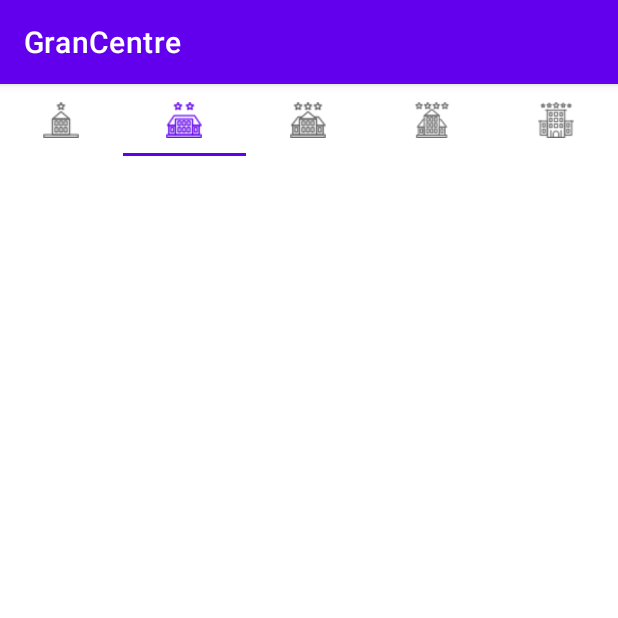
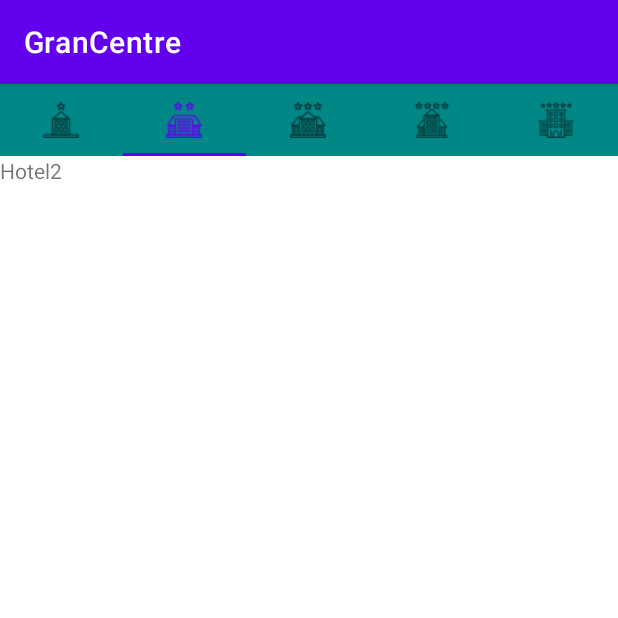
Before and after one commit to dev-aserra/GranCentre, an Android app: the ActivityHotel screen opened directly, with no data from a screen before it, tab 2 chosen, on a phone screen of 412 x 824 dp, the top half of it. Run offline under Robolectric (Android 15) with nearby library versions, the phone set to English and light mode, and no system bars.

Commit message:
Creacio dels fragments dels hotels.

```diff
--- a/app/build.gradle
+++ b/app/build.gradle
@@ -34,6 +34,7 @@ dependencies {
     implementation 'com.google.android.material:material:1.2.1'
     implementation 'androidx.constraintlayout:constraintlayout:2.0.4'
     implementation 'androidx.cardview:cardview:1.0.0'
+    implementation 'androidx.legacy:legacy-support-v4:1.0.0'
     testImplementation 'junit:junit:4.+'
     androidTestImplementation 'androidx.test.ext:junit:1.1.2'
     androidTestImplementation 'androidx.test.espresso:espresso-core:3.3.0'
--- a/app/src/main/java/com/example/grancentre/ActivityHotel.java
+++ b/app/src/main/java/com/example/grancentre/ActivityHotel.java
@@ -1,14 +1,63 @@
 package com.example.grancentre;
 
 import androidx.appcompat.app.AppCompatActivity;
+import androidx.viewpager.widget.PagerAdapter;
+import androidx.viewpager.widget.ViewPager;
 
 import android.os.Bundle;
 
+import com.example.grancentre.FragmentsHotel.PageAdapter;
+import com.google.android.material.tabs.TabItem;
+import com.google.android.material.tabs.TabLayout;
+
 public class ActivityHotel extends AppCompatActivity {
+    private ViewPager viewPager;
+    private TabLayout tabLayout;
+    private TabItem hotel1,hotel2,hotel3,hotel4,hotel5;
+    public PagerAdapter PageAdapter;
 
     @Override
     protected void onCreate(Bundle savedInstanceState) {
         super.onCreate(savedInstanceState);
         setContentView(R.layout.activity_hotel);
+
+        tabLayout = findViewById(R.id.tabLayout);
+        hotel1 = findViewById(R.id.hotel1);
+        hotel2 = findViewById(R.id.hotel2);
+        hotel3 = findViewById(R.id.hotel3);
+        hotel4 = findViewById(R.id.hotel4);
+        hotel5 = findViewById(R.id.hotel5);
+        viewPager = findViewById(R.id.view_pager);
+        PageAdapter = new PageAdapter(getSupportFragmentManager(),tabLayout.getTabCount());
+        viewPager.setAdapter(PageAdapter);
+
+        tabLayout.setOnTabSelectedListener(new TabLayout.OnTabSelectedListener() {
+            @Override
+            public void onTabSelected(TabLayout.Tab tab) {
+                viewPager.setCurrentItem(tab.getPosition());
+                if (tab.getPosition() == 0){
+                    PageAdapter.notifyDataSetChanged();
+                } else if (tab.getPosition() == 1){
+                    PageAdapter.notifyDataSetChanged();
+                } else if (tab.getPosition() == 2){
+                    PageAdapter.notifyDataSetChanged();
+                } else if (tab.getPosition() == 3){
+                    PageAdapter.notifyDataSetChanged();
+                } else if (tab.getPosition() == 4){
+                    PageAdapter.notifyDataSetChanged();
+                }
+            }
+
+            @Override
+            public void onTabUnselected(TabLayout.Tab tab) {
+
+            }
+
+            @Override
+            public void onTabReselected(TabLayout.Tab tab) {
+
+            }
+        });
+        viewPager.addOnPageChangeListener(new TabLayout.TabLayoutOnPageChangeListener(tabLayout));
     }
 }
--- /dev/null
+++ b/app/src/main/java/com/example/grancentre/FragmentsHotel/PageAdapter.java
@@ -0,0 +1,41 @@
+package com.example.grancentre.FragmentsHotel;
+
+import androidx.annotation.NonNull;
+import androidx.fragment.app.Fragment;
+import androidx.fragment.app.FragmentManager;
+import androidx.fragment.app.FragmentPagerAdapter;
+
+import com.example.grancentre.FragmentsHotel.hotel1;
+
+public class PageAdapter extends FragmentPagerAdapter {
+
+    private int numberTabs;
+
+    public PageAdapter(@NonNull FragmentManager fm, int numOfTabs) {
+        super(fm);
+        this.numberTabs = numOfTabs;
+    }
+
+    @NonNull
+    @Override
+    public Fragment getItem(int position) {
+        switch (position){
+            case 0: return new hotel1();
+            case 1: return new hotel2();
+            case 2: return new hotel3();
+            case 3: return new hotel4();
+            case 4: return new hotel5();
+            default: return null;
+        }
+    }
+
+    @Override
+    public int getCount() {
+        return numberTabs;
+    }
+
+    @Override
+    public int getItemPosition(@NonNull Object object) {
+        return POSITION_NONE;
+    }
+}
--- /dev/null
+++ b/app/src/main/java/com/example/grancentre/FragmentsHotel/hotel1.java
@@ -0,0 +1,66 @@
+package com.example.grancentre.FragmentsHotel;
+
+import android.os.Bundle;
+
+import androidx.fragment.app.Fragment;
+
+import android.view.LayoutInflater;
+import android.view.View;
+import android.view.ViewGroup;
+
+import com.example.grancentre.R;
+
+/**
+ * A simple {@link Fragment} subclass.
+ * Use the {@link hotel1#newInstance} factory method to
+ * create an instance of this fragment.
+ */
+public class hotel1 extends Fragment {
+
+    // TODO: Rename parameter arguments, choose names that match
+    // the fragment initialization parameters, e.g. ARG_ITEM_NUMBER
+    private static final String ARG_PARAM1 = "param1";
+    private static final String ARG_PARAM2 = "param2";
+
+    // TODO: Rename and change types of parameters
+    private String mParam1;
+    private String mParam2;
+
+    public hotel1() {
+        // Required empty public constructor
+    }
+
+    /**
+     * Use this factory method to create a new instance of
+     * this fragment using the provided parameters.
+     *
+     * @param param1 Parameter 1.
+     * @param param2 Parameter 2.
+     * @return A new instance of fragment hotel1.
+     */
+    // TODO: Rename and change types and number of parameters
+    public static hotel1 newInstance(String param1, String param2) {
+        hotel1 fragment = new hotel1();
+        Bundle args = new Bundle();
+        args.putString(ARG_PARAM1, param1);
+        args.putString(ARG_PARAM2, param2);
+        fragment.setArguments(args);
+        return fragment;
+    }
+
+    @Override
+    public void onCreate(Bundle savedInstanceState) {
+        super.onCreate(savedInstanceState);
+        if (getArguments() != null) {
+            mParam1 = getArguments().getString(ARG_PARAM1);
+            mParam2 = getArguments().getString(ARG_PARAM2);
+        }
+    }
+
+    @Override
+    public View onCreateView(LayoutInflater inflater, ViewGroup container,
+                             Bundle savedInstanceState) {
+        // Inflate the layout for this fragment
+        return inflater.inflate(R.layout.fragment_hotel1, container, false);
+    }
+}
--- /dev/null
+++ b/app/src/main/java/com/example/grancentre/FragmentsHotel/hotel2.java
@@ -0,0 +1,66 @@
+package com.example.grancentre.FragmentsHotel;
+
+import android.os.Bundle;
+
+import androidx.fragment.app.Fragment;
+
+import android.view.LayoutInflater;
+import android.view.View;
+import android.view.ViewGroup;
+
+import com.example.grancentre.R;
+
+/**
+ * A simple {@link Fragment} subclass.
+ * Use the {@link hotel2#newInstance} factory method to
+ * create an instance of this fragment.
+ */
+public class hotel2 extends Fragment {
+
+    // TODO: Rename parameter arguments, choose names that match
+    // the fragment initialization parameters, e.g. ARG_ITEM_NUMBER
+    private static final String ARG_PARAM1 = "param1";
+    private static final String ARG_PARAM2 = "param2";
+
+    // TODO: Rename and change types of parameters
+    private String mParam1;
+    private String mParam2;
+
+    public hotel2() {
+        // Required empty public constructor
+    }
+
+    /**
+     * Use this factory method to create a new instance of
+     * this fragment using the provided parameters.
+     *
+     * @param param1 Parameter 1.
+     * @param param2 Parameter 2.
+     * @return A new instance of fragment hotel2.
+     */
+    // TODO: Rename and change types and number of parameters
+    public static hotel2 newInstance(String param1, String param2) {
+        hotel2 fragment = new hotel2();
+        Bundle args = new Bundle();
+        args.putString(ARG_PARAM1, param1);
+        args.putString(ARG_PARAM2, param2);
+        fragment.setArguments(args);
+        return fragment;
+    }
+
+    @Override
+    public void onCreate(Bundle savedInstanceState) {
+        super.onCreate(savedInstanceState);
+        if (getArguments() != null) {
+            mParam1 = getArguments().getString(ARG_PARAM1);
+            mParam2 = getArguments().getString(ARG_PARAM2);
+        }
+    }
+
+    @Override
+    public View onCreateView(LayoutInflater inflater, ViewGroup container,
+                             Bundle savedInstanceState) {
+        // Inflate the layout for this fragment
+        return inflater.inflate(R.layout.fragment_hotel2, container, false);
+    }
+}
--- /dev/null
+++ b/app/src/main/java/com/example/grancentre/FragmentsHotel/hotel3.java
@@ -0,0 +1,66 @@
+package com.example.grancentre.FragmentsHotel;
+
+import android.os.Bundle;
+
+import androidx.fragment.app.Fragment;
+
+import android.view.LayoutInflater;
+import android.view.View;
+import android.view.ViewGroup;
+
+import com.example.grancentre.R;
+
+/**
+ * A simple {@link Fragment} subclass.
+ * Use the {@link hotel3#newInstance} factory method to
+ * create an instance of this fragment.
+ */
+public class hotel3 extends Fragment {
+
+    // TODO: Rename parameter arguments, choose names that match
+    // the fragment initialization parameters, e.g. ARG_ITEM_NUMBER
+    private static final String ARG_PARAM1 = "param1";
+    private static final String ARG_PARAM2 = "param2";
+
+    // TODO: Rename and change types of parameters
+    private String mParam1;
+    private String mParam2;
+
+    public hotel3() {
+        // Required empty public constructor
+    }
+
+    /**
+     * Use this factory method to create a new instance of
+     * this fragment using the provided parameters.
+     *
+     * @param param1 Parameter 1.
+     * @param param2 Parameter 2.
+     * @return A new instance of fragment hotel3.
+     */
+    // TODO: Rename and change types and number of parameters
+    public static hotel3 newInstance(String param1, String param2) {
+        hotel3 fragment = new hotel3();
+        Bundle args = new Bundle();
+        args.putString(ARG_PARAM1, param1);
+        args.putString(ARG_PARAM2, param2);
+        fragment.setArguments(args);
+        return fragment;
+    }
+
+    @Override
+    public void onCreate(Bundle savedInstanceState) {
+        super.onCreate(savedInstanceState);
+        if (getArguments() != null) {
+            mParam1 = getArguments().getString(ARG_PARAM1);
+            mParam2 = getArguments().getString(ARG_PARAM2);
+        }
+    }
+
+    @Override
+    public View onCreateView(LayoutInflater inflater, ViewGroup container,
+                             Bundle savedInstanceState) {
+        // Inflate the layout for this fragment
+        return inflater.inflate(R.layout.fragment_hotel3, container, false);
+    }
+}
--- a/app/src/main/res/layout/activity_hotel.xml
+++ b/app/src/main/res/layout/activity_hotel.xml
@@ -2,40 +2,70 @@
 <LinearLayout xmlns:android="http://schemas.android.com/apk/res/android"
     xmlns:app="http://schemas.android.com/apk/res-auto"
     xmlns:tools="http://schemas.android.com/tools"
+    xmlns:card_view="http://schemas.android.com/apk/res-auto"
     android:layout_width="match_parent"
     android:layout_height="match_parent"
-    app:tabContentStart="0dp"
+    android:orientation="vertical"
     tools:context=".ActivityHotel">
     <com.google.android.material.tabs.TabLayout
         android:layout_width="match_parent"
         android:layout_height="wrap_content"
         app:tabContentStart="0dp"
-        tools:context=".ActivityHotel">
+        tools:context=".ActivityHotel"
+        android:background="@color/design_default_color_secondary_variant"
+        android:id="@+id/tabLayout">
         <com.google.android.material.tabs.TabItem
             android:layout_width="wrap_content"
             android:layout_height="wrap_content"
             android:icon="@drawable/hotel1star"
+            android:id="@+id/hotel1"
             />
         <com.google.android.material.tabs.TabItem
             android:layout_width="wrap_content"
             android:layout_height="wrap_content"
             android:icon="@drawable/hotel2star"
+            android:id="@+id/hotel2"
             />
         <com.google.android.material.tabs.TabItem
             android:layout_width="wrap_content"
             android:layout_height="wrap_content"
             android:icon="@drawable/hotel3star"
+            android:id="@+id/hotel3"
             />
         <com.google.android.material.tabs.TabItem
             android:layout_width="wrap_content"
             android:layout_height="wrap_content"
             android:icon="@drawable/hotel4star"
+            android:id="@+id/hotel4"
             />
         <com.google.android.material.tabs.TabItem
             android:layout_width="wrap_content"
             android:layout_height="wrap_content"
             android:icon="@drawable/hotel5star"
+            android:id="@+id/hotel5"
             />
     </com.google.android.material.tabs.TabLayout>
+    <androidx.viewpager.widget.ViewPager
+        android:layout_width="match_parent"
+        android:layout_height="match_parent"
+        android:id="@+id/view_pager">
+    </androidx.viewpager.widget.ViewPager>
+  <!--  <androidx.cardview.widget.CardView
+        android:id="@+id/card_view"
+        android:layout_width="200dp"
+        android:layout_height="200dp"
+        android:layout_gravity="center"
+        card_view:cardCornerRadius="4dp">
+        <LinearLayout
+            android:layout_width="match_parent"
+            android:layout_height="wrap_content"
+            android:orientation="vertical">
+            <TextView
+                android:id="@+id/info_text"
+                android:layout_width="match_parent"
+                android:layout_height="wrap_content"
+                android:text="Hola mis niñas"/>
+        </LinearLayout>
 
+    </androidx.cardview.widget.CardView> !-->
 </LinearLayout>
--- /dev/null
+++ b/app/src/main/res/layout/fragment_hotel2.xml
@@ -0,0 +1,14 @@
+<?xml version="1.0" encoding="utf-8"?>
+<FrameLayout xmlns:android="http://schemas.android.com/apk/res/android"
+    xmlns:tools="http://schemas.android.com/tools"
+    android:layout_width="match_parent"
+    android:layout_height="match_parent"
+    tools:context=".FragmentsHotel.hotel2">
+
+    <!-- TODO: Update blank fragment layout -->
+    <TextView
+        android:layout_width="match_parent"
+        android:layout_height="match_parent"
+        android:text="Hotel2" />
+
+</FrameLayout>
--- a/app/src/main/res/values/strings.xml
+++ b/app/src/main/res/values/strings.xml
@@ -1,3 +1,5 @@
 <resources>
     <string name="app_name">GranCentre</string>
+    <!-- TODO: Remove or change this placeholder text -->
+    <string name="hello_blank_fragment">Hello blank fragment</string>
 </resources>
```
Also changed, not shown: app/src/main/java/com/example/grancentre/FragmentsHotel/hotel4.java (added, +66 -0 lines), app/src/main/java/com/example/grancentre/FragmentsHotel/hotel5.java (added, +66 -0 lines), app/src/main/res/layout/fragment_hotel1.xml (added, +14 -0 lines), app/src/main/res/layout/fragment_hotel3.xml (added, +14 -0 lines), app/src/main/res/layout/fragment_hotel4.xml (added, +14 -0 lines), app/src/main/res/layout/fragment_hotel5.xml (added, +14 -0 lines).
